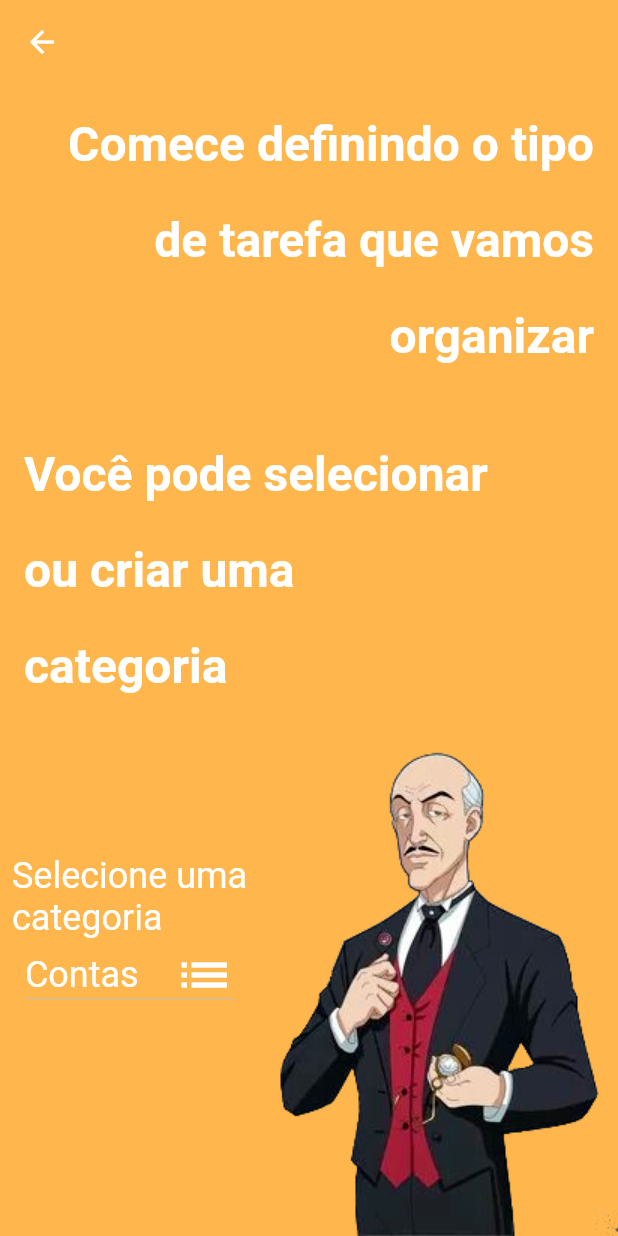
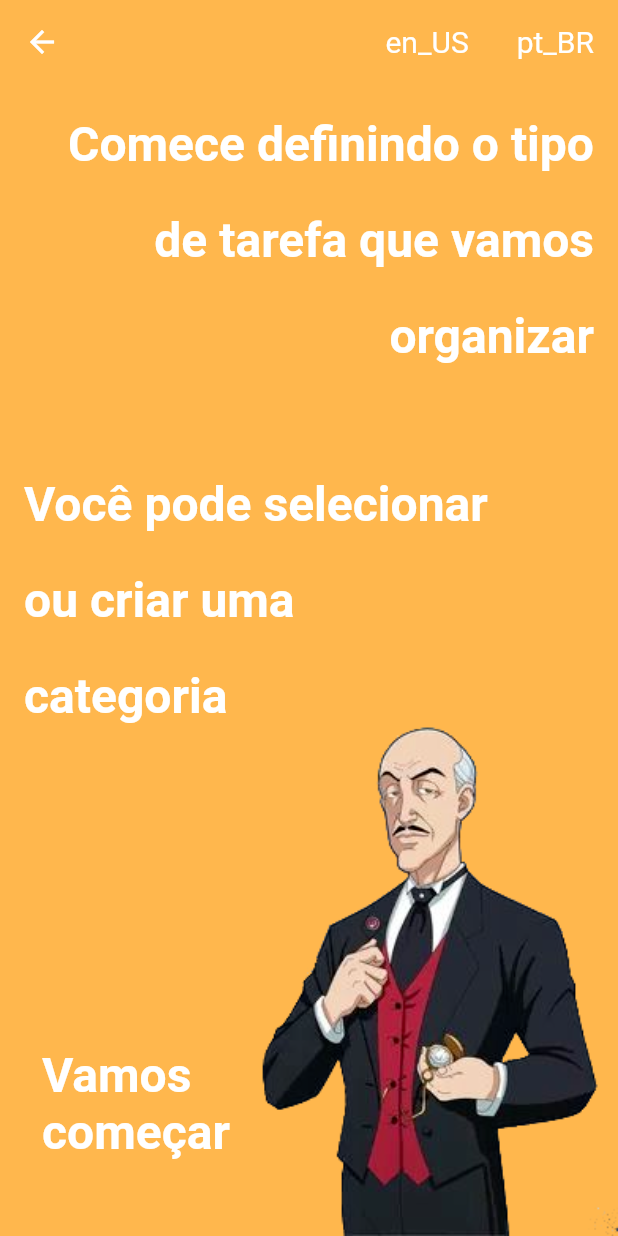
Before and after one commit to JulioCRFilho/alfred, a Flutter app: the screen it shows after launch, after a tap on the "chevron right" icon, on a phone screen of 412 x 824 dp. Run offline on Flutter 3.47's test engine with Material 2 defaults, Android fonts, the phone set to English and light mode, and no system bars; our stand-ins replace get.

Commit message:
i38 reactive

```diff
--- a/lib/src/constants/i38/translations.dart
+++ b/lib/src/constants/i38/translations.dart
@@ -1,9 +1,12 @@
 import 'package:alfred/src/pages/on_boarding/i38.dart';
 import 'package:get/get.dart';
 
+typedef Language = String;
+
 class I38 extends Translations {
   @override
-  Map<String, Map<String, String>> get keys => {
+  Map<Language, Map<String, String>> get keys =>
+      {
         'en_US': {
           ...OnBoardingI38.routeEN,
         },
@@ -11,4 +14,7 @@ class I38 extends Translations {
           ...OnBoardingI38.routePT,
         },
       };
+
+  static const Language ptBR = 'pt_BR';
+  static const Language enUS = 'en_US';
 }
--- a/lib/src/pages/on_boarding/i38.dart
+++ b/lib/src/pages/on_boarding/i38.dart
@@ -7,6 +7,7 @@ abstract class OnBoardingI38 {
             'Start defining the type\nfor the task we\'re\norganizing',
         selectOrCreateCategory: 'You can select\nor create a\ncategory',
         selectCategory: 'Select a\ncategory',
+        getStarted: 'Let\'s\nbegin'
       };
 
   static Map<String, String> get routePT => {
@@ -17,6 +18,7 @@ abstract class OnBoardingI38 {
             'Comece definindo o tipo\nde tarefa que vamos\norganizar',
         selectOrCreateCategory: 'Você pode selecionar\nou criar uma\ncategoria',
         selectCategory: 'Selecione uma\ncategoria',
+        getStarted: 'Vamos\ncomeçar'
       };
 
   static String get enterEmail => 'enter_email';
@@ -30,4 +32,6 @@ abstract class OnBoardingI38 {
   static String get selectOrCreateCategory => 'select_or_create_category';
 
   static String get selectCategory => 'select_category';
+
+  static String get getStarted => 'get_started';
 }
--- a/lib/src/pages/on_boarding/presenter/step_two.dart
+++ b/lib/src/pages/on_boarding/presenter/step_two.dart
@@ -8,4 +8,8 @@ class StepTwoPresenter extends GetxController {
     if (value == null) return;
     selectedCategory.value = value;
   }
+
+  void getStarted() {
+    //TODO: create category selection screen
+  }
 }
--- a/lib/src/pages/on_boarding/screen/step_one.dart
+++ b/lib/src/pages/on_boarding/screen/step_one.dart
@@ -19,7 +19,7 @@ class StepOneScreen extends StatelessWidget {
         fit: StackFit.expand,
         children: [
           Positioned(
-            top: 30,
+            top: -20,
             left: 0,
             child: Padding(
               padding: leftMargin,
@@ -33,7 +33,7 @@ class StepOneScreen extends StatelessWidget {
             ),
           ),
           Positioned(
-            top: 230,
+            top: 170,
             right: 0,
             child: Padding(
               padding: rightMargin,
--- a/lib/src/pages/on_boarding/screen/step_two.dart
+++ b/lib/src/pages/on_boarding/screen/step_two.dart
@@ -1,5 +1,3 @@
-import 'package:alfred/src/constants/i38/translations.dart';
-import 'package:alfred/src/constants/task_categories.dart';
 import 'package:alfred/src/pages/on_boarding/i38.dart';
 import 'package:alfred/src/pages/on_boarding/presenter/step_two.dart';
 import 'package:alfred/src/utils/widgets/alfred/alfred_one.dart';
@@ -7,7 +5,7 @@ import 'package:alfred/src/utils/widgets/page.dart';
 import 'package:flutter/material.dart';
 import 'package:get/get.dart';
 
-class StepTwoScreen extends GetView<StepTwoPresenter> with OnBoardingI38 {
+class StepTwoScreen extends GetView<StepTwoPresenter> {
   const StepTwoScreen({Key? key}) : super(key: key);
 
   @override
@@ -33,7 +31,7 @@ class StepTwoScreen extends GetView<StepTwoPresenter> with OnBoardingI38 {
           ),
           Positioned(
             left: 0,
-            top: 220,
+            top: 240,
             child: Padding(
               padding: const EdgeInsets.only(left: 16),
               child: Text(
@@ -49,59 +47,23 @@ class StepTwoScreen extends GetView<StepTwoPresenter> with OnBoardingI38 {
             bottom: 0,
             right: 0,
             child: AlfredOne(
-              scale: 1,
+              scale: .95,
               side: AlfredSide.left,
             ),
           ),
           Positioned(
-            bottom: 150,
-            left: 0,
-            child: Padding(
-              padding: const EdgeInsets.only(left: 8.0),
-              child: Obx(
-                () {
-                  return Column(
-                    children: [
-                      Text(
-                        OnBoardingI38.selectCategory.tr,
-                        style: Theme.of(context).textTheme.bodyLarge?.copyWith(
-                              color: Colors.white,
-                            ),
+            bottom: 50,
+            left: 20,
+            child: InkWell(
+              onTap: controller.getStarted,
+              child: Padding(
+                padding: const EdgeInsets.only(left: 8.0),
+                child: Text(
+                  OnBoardingI38.getStarted.tr,
+                  style: Theme.of(context).textTheme.titleLarge?.copyWith(
+                        color: Colors.white,
                       ),
-                      DropdownButton<String>(
-                        value: controller.selectedCategory.value,
-                        borderRadius: BorderRadius.circular(20),
-                        dropdownColor: Colors.transparent,
-                        onChanged: controller.setCategory,
-
-                        style: Theme.of(context).textTheme.bodyMedium?.copyWith(
-                              color: Colors.white,
-                            ),
-                        icon: const Icon(
-                          Icons.list,
-                          color: Colors.white,
-                          size: 40,
-                        ),
-                        items: TaskCategories.list
-                            .map(
-                              (e) => DropdownMenuItem<String>(
-                                value: e,
-                                child: Text(
-                                  e,
-                                  style: Theme.of(context)
-                                      .textTheme
-                                      .bodyLarge
-                                      ?.copyWith(
-                                        color: Colors.white,
-                                      ),
-                                ),
-                              ),
-                            )
-                            .toList(),
-                      ),
-                    ],
-                  );
-                },
+                ),
               ),
             ),
           ),
--- a/lib/src/utils/widgets/page.dart
+++ b/lib/src/utils/widgets/page.dart
@@ -1,4 +1,6 @@
+import 'package:alfred/src/constants/i38/translations.dart';
 import 'package:flutter/material.dart';
+import 'package:get/get.dart';
 
 class PageWidget extends StatelessWidget {
   final Widget body;
@@ -19,7 +21,28 @@ class PageWidget extends StatelessWidget {
       appBar: AppBar(
         backgroundColor: Colors.transparent,
         elevation: 0,
-        toolbarHeight: shrink ? 0 : 56,
+        actions: [
+          Padding(
+            padding: const EdgeInsets.all(16),
+            child: InkWell(
+              onTap: () {
+                Get.locale = const Locale(I38.enUS);
+                Get.forceAppUpdate();
+              },
+              child: const Text(I38.enUS),
+            ),
+          ),
+          Padding(
+            padding: const EdgeInsets.all(16),
+            child: InkWell(
+              onTap: () {
+                Get.locale = const Locale(I38.ptBR);
+                Get.forceAppUpdate();
+              },
+              child: const Text(I38.ptBR),
+            ),
+          ),
+        ],
       ),
       body: body,
     );
```
